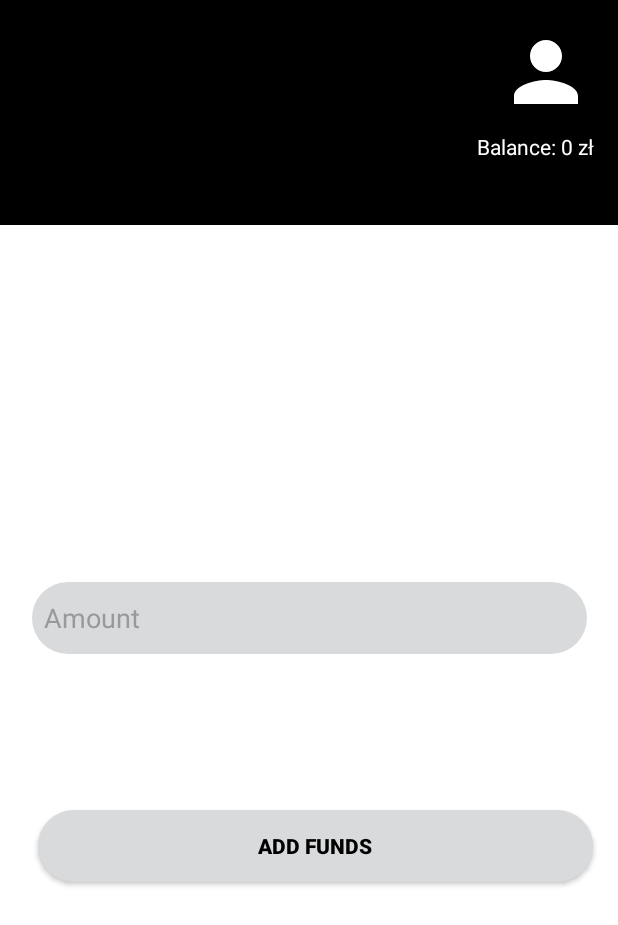
After one commit to PiotrBujalski/TransitifyMobile, an Android app: the PaymentMenuActivity screen opened directly, with no data from a screen before it, on a phone screen of 412 x 824 dp. The commit adds this screen. Shown: the top 925 px of the screen. Run offline under Robolectric (Android 15) with nearby library versions, the phone set to English and light mode, and no system bars; libraries missing offline, so code that uses them is left out: com.mongodb.client, org.bson; 5 statements that could not run were skipped.

Commit message:
Add Payment Menu nad Tickets Menu

```diff
--- a/app/build.gradle.kts
+++ b/app/build.gradle.kts
@@ -44,7 +44,7 @@ dependencies {
     implementation("androidx.appcompat:appcompat:1.6.1")
     implementation("com.google.android.material:material:1.10.0")
     implementation("androidx.constraintlayout:constraintlayout:2.1.4")
-    implementation("org.mongodb:mongodb-driver-sync:4.4.0")
+    implementation("org.mongodb:mongodb-driver-sync:4.5.1")
     implementation("at.favre.lib:bcrypt:0.10.2")
     testImplementation("junit:junit:4.13.2")
     androidTestImplementation("androidx.test.ext:junit:1.1.5")
--- a/app/src/main/java/com/example/transitifymobile/LoginActivity.kt
+++ b/app/src/main/java/com/example/transitifymobile/LoginActivity.kt
@@ -62,8 +62,10 @@ class LoginActivity : AppCompatActivity() {
                                 val storedPasswordHash = userDocument.getString("PasswordHash")
 
                                 if (BCrypt.verifyer().verify(enteredPassword.toCharArray(), storedPasswordHash).verified) {
+                                    val userId = userDocument.getInteger("UserId")
                                     showToast("Login successful")
-                                    val intent = Intent(this@LoginActivity, MainActivity::class.java)
+                                    val intent = Intent(this@LoginActivity, PaymentMenuActivity::class.java)
+                                    intent.putExtra("userId", userId)
                                     startActivity(intent)
                                     finish()
                                 } else {
--- /dev/null
+++ b/app/src/main/java/com/example/transitifymobile/PaymentMenuActivity.kt
@@ -0,0 +1,110 @@
+package com.example.transitifymobile
+
+import androidx.appcompat.app.AppCompatActivity
+import com.mongodb.client.MongoClient
+import com.mongodb.client.MongoCollection
+import com.mongodb.client.MongoDatabase
+import org.bson.Document
+import android.os.Bundle
+import android.widget.Button
+import android.widget.EditText
+import android.widget.TextView
+import android.widget.Toast
+import kotlinx.coroutines.Dispatchers
+import kotlinx.coroutines.GlobalScope
+import kotlinx.coroutines.launch
+import kotlinx.coroutines.withContext
+
+class PaymentMenuActivity : AppCompatActivity() {
+
+    private lateinit var editTextAmount: EditText
+    private lateinit var btnAddFunds: Button
+    private lateinit var balanceTextView: TextView
+
+    private lateinit var mongoClient: MongoClient
+    private lateinit var mongoDatabase: MongoDatabase
+    private lateinit var usersCollection: MongoCollection<Document>
+
+    override fun onCreate(savedInstanceState: Bundle?) {
+        super.onCreate(savedInstanceState)
+        setContentView(R.layout.activity_payment_menu)
+
+        editTextAmount = findViewById(R.id.EditText)
+        btnAddFunds = findViewById(R.id.myButton)
+        balanceTextView = findViewById(R.id.balanceTextView)
+
+        try {
+            mongoClient = MongoDBHelper.connect()
+            mongoDatabase = MongoDBHelper.getDatabase(mongoClient)
+            usersCollection = mongoDatabase.getCollection("Users")
+        } catch (e: Exception) {
+            e.printStackTrace()
+            showToast("Error connecting to the database: ${e.message}")
+        }
+
+        fetchUserBalance()
+
+        btnAddFunds.setOnClickListener {
+            val amountText = editTextAmount.text.toString().trim()
+
+            if (amountText.isNotEmpty()) {
+                val amount = amountText.toDouble()
+                addFundsToUserBalance(amount)
+            } else {
+                showToast("Please enter a valid amount.")
+            }
+        }
+    }
+
+    private fun addFundsToUserBalance(amount: Double) {
+        val userId = intent.getIntExtra("userId", -1)
+
+        GlobalScope.launch(Dispatchers.IO) {
+            // Fetch the user document from the database
+            val userDocument = usersCollection.find(Document("UserId", userId)).first()
+
+            if (userDocument != null) {
+                val currentBalance = userDocument.getDouble("Balance") ?: 0.0
+                val newBalance = currentBalance + amount
+                usersCollection.updateOne(Document("UserId", userId), Document("\$set", Document("Balance", newBalance)))
+
+                withContext(Dispatchers.Main) {
+                    showToast("Funds added successfully.")
+                    fetchUserBalance()
+                }
+            } else {
+                withContext(Dispatchers.Main) {
+                    showToast("User not found.")
+                }
+            }
+        }
+    }
+
+    private fun fetchUserBalance() {
+        val userId = intent.getIntExtra("userId", -1)
+
+        GlobalScope.launch(Dispatchers.IO) {
+            val userDocument = usersCollection.find(Document("UserId", userId)).first()
+
+            if (userDocument != null) {
+                val currentBalance = userDocument.getDouble("Balance") ?: 0.0
+
+                withContext(Dispatchers.Main) {
+                    // Update the TextView with the user balance
+                    balanceTextView.text = "Balance: $currentBalance zł"
+                }
+            }
+        }
+    }
+
+    override fun onDestroy() {
+        super.onDestroy()
+        if (::mongoClient.isInitialized) {
+            mongoClient.close()
+        }
+    }
+
+    private fun showToast(message: String) {
+        Toast.makeText(this, message, Toast.LENGTH_SHORT).show()
+    }
+}
--- a/app/src/main/java/com/example/transitifymobile/RegisterActivity.kt
+++ b/app/src/main/java/com/example/transitifymobile/RegisterActivity.kt
@@ -78,7 +78,7 @@ class RegisterActivity : AppCompatActivity() {
                             .append("PasswordHash", hashPassword(password))
                             .append("Name", name)
                             .append("Surname", surname)
-                            .append("Balance", "0.0")
+                            .append("Balance", 0.0)
 
                         try {
                             usersCollection.insertOne(newUser)
--- /dev/null
+++ b/app/src/main/res/drawable/baseline_person_196.xml
@@ -0,0 +1,5 @@
+<vector android:height="196dp" android:tint="#FFFFFF"
+    android:viewportHeight="24" android:viewportWidth="24"
+    android:width="196dp" xmlns:android="http://schemas.android.com/apk/res/android">
+    <path android:fillColor="@android:color/white" android:pathData="M12,12c2.21,0 4,-1.79 4,-4s-1.79,-4 -4,-4 -4,1.79 -4,4 1.79,4 4,4zM12,14c-2.67,0 -8,1.34 -8,4v2h16v-2c0,-2.66 -5.33,-4 -8,-4z"/>
+</vector>
--- /dev/null
+++ b/app/src/main/res/drawable/button_register_with.xml
@@ -0,0 +1,5 @@
+<?xml version="1.0" encoding="utf-8"?>
+<shape xmlns:android="http://schemas.android.com/apk/res/android">
+    <solid android:color="#D8DADC"/>
+    <corners android:radius="80dp"/>
+</shape>
--- /dev/null
+++ b/app/src/main/res/layout/activity_payment_menu.xml
@@ -0,0 +1,84 @@
+<?xml version="1.0" encoding="utf-8"?>
+<androidx.constraintlayout.widget.ConstraintLayout xmlns:android="http://schemas.android.com/apk/res/android"
+    xmlns:tools="http://schemas.android.com/tools"
+    android:layout_width="match_parent"
+    android:layout_height="match_parent"
+    xmlns:app="http://schemas.android.com/apk/res-auto"
+    android:background="#FFFFFF"
+    tools:context=".PaymentMenuActivity">
+
+<View
+    android:id="@+id/blackBar"
+    android:layout_width="0dp"
+    android:layout_height="150dp"
+    android:background="@android:color/black"
+    app:layout_constraintTop_toTopOf="parent"
+    app:layout_constraintStart_toStartOf="parent"
+    app:layout_constraintEnd_toEndOf="parent"/>
+
+    <ImageView
+        android:id="@+id/iconImageView"
+        android:layout_width="64dp"
+        android:layout_height="64dp"
+        android:src="@drawable/baseline_person_196"
+        app:layout_constraintEnd_toEndOf="parent"
+        app:layout_constraintTop_toTopOf="parent"
+        android:layout_marginEnd="16dp"
+        android:layout_marginTop="16dp"/>
+
+    <TextView
+        android:id="@+id/balanceTextView"
+        android:layout_width="wrap_content"
+        android:layout_height="wrap_content"
+        android:text="Balance: 0 zł"
+        android:textColor="#FFFFFF"
+        app:layout_constraintEnd_toEndOf="parent"
+        app:layout_constraintTop_toBottomOf="@id/iconImageView"
+        android:layout_marginTop="8dp"
+        android:layout_marginEnd="16dp"/>
+
+    <View
+    android:id="@+id/whiteBar"
+    android:layout_width="0dp"
+    android:layout_height="150dp"
+    android:background="@android:color/white"
+    app:layout_constraintBottom_toBottomOf="parent"
+    app:layout_constraintEnd_toEndOf="parent"
+    app:layout_constraintStart_toStartOf="parent" />
+
+<EditText
+    android:id="@+id/EditText"
+    android:layout_width="370dp"
+    android:layout_height="wrap_content"
+    android:background="@drawable/button_register_with"
+    android:hint="Amount"
+    android:inputType="textEmailAddress"
+    android:minHeight="48dp"
+    android:padding="8dp"
+    android:textColorHint="#999"
+    app:layout_constraintBottom_toBottomOf="parent"
+    app:layout_constraintEnd_toEndOf="parent"
+    app:layout_constraintStart_toStartOf="parent"
+    app:layout_constraintTop_toTopOf="parent"
+    tools:layout_editor_absoluteX="20dp"
+    tools:layout_editor_absoluteY="316dp" />
+
+<Button
+    android:id="@+id/myButton"
+    android:layout_width="370dp"
+    android:layout_height="wrap_content"
+    android:layout_marginTop="104dp"
+    android:background="@drawable/button_register_with"
+    android:drawablePadding="8dp"
+    android:paddingStart="16dp"
+    android:paddingEnd="16dp"
+    android:text="Add funds"
+    android:textColor="#000000"
+    android:textStyle="bold"
+    app:layout_constraintEnd_toEndOf="parent"
+    app:layout_constraintHorizontal_bias="0.609"
+    app:layout_constraintStart_toStartOf="parent"
+    app:layout_constraintTop_toBottomOf="@id/EditText" />
+
+
+</androidx.constraintlayout.widget.ConstraintLayout>
--- a/app/src/main/res/values/colors.xml
+++ b/app/src/main/res/values/colors.xml
@@ -5,4 +5,8 @@
     <color name="whiter">#D8DADC</color>
     <color name="green">#4fa853</color>
     <color name="blue">#59b5df</color>
+    <color name="graylight">#BEBEBE</color>
+    <color name="startblue">#2F4F4F</color>
+    <color name="endblue">#32CD32</color>
+    <color name="colorAccent">#D81B60</color>
 </resources>
```
Also changed, not shown: app/src/main/AndroidManifest.xml (+8 -2 lines), app/src/main/java/com/example/transitifymobile/TicketsMenuActivity.kt (added, +11 -0 lines), app/src/main/res/layout/activity_tickets_menu.xml (added, +35 -0 lines).
